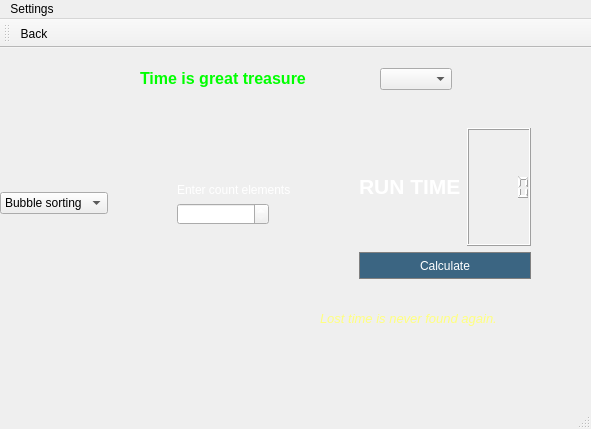
Qt form time_calculate.ui (Sapfir0/QT_PROJECT) before a commit.
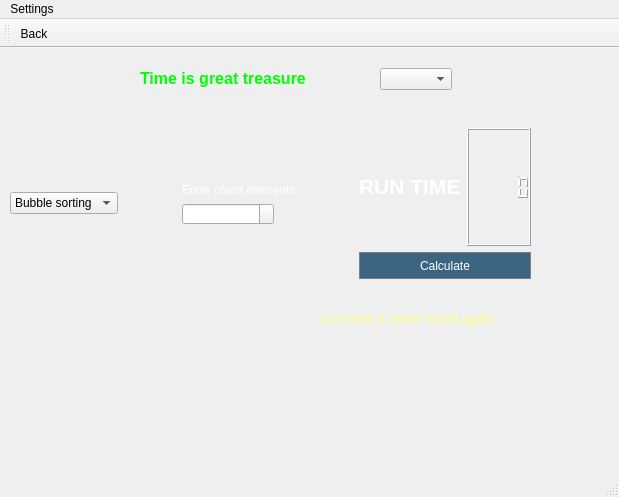
The same form after that commit. Icons and pictures are not drawn.

The edit to the form file:
```diff
--- a/time_calculate.ui
+++ b/time_calculate.ui
@@ -6,8 +6,8 @@
    <rect>
     <x>0</x>
     <y>0</y>
-    <width>591</width>
-    <height>429</height>
+    <width>619</width>
+    <height>497</height>
    </rect>
   </property>
   <property name="windowTitle">
@@ -48,9 +48,9 @@
    <widget class="QWidget" name="horizontalLayoutWidget_2">
     <property name="geometry">
      <rect>
-      <x>0</x>
+      <x>10</x>
       <y>80</y>
-      <width>531</width>
+      <width>521</width>
       <height>151</height>
      </rect>
     </property>
@@ -252,7 +252,7 @@
     <rect>
      <x>0</x>
      <y>0</y>
-     <width>591</width>
+     <width>619</width>
      <height>20</height>
     </rect>
    </property>
```
Left out of the diff: 4 changed lines with no effect on the pictures.
